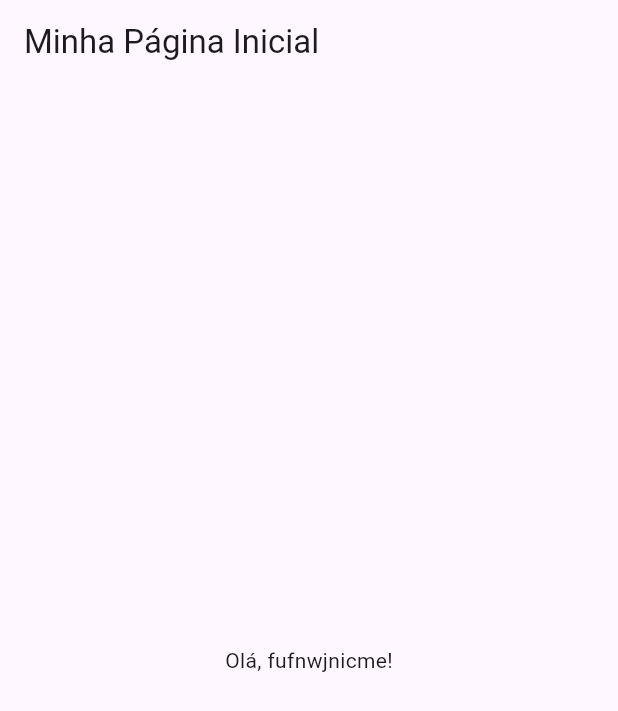
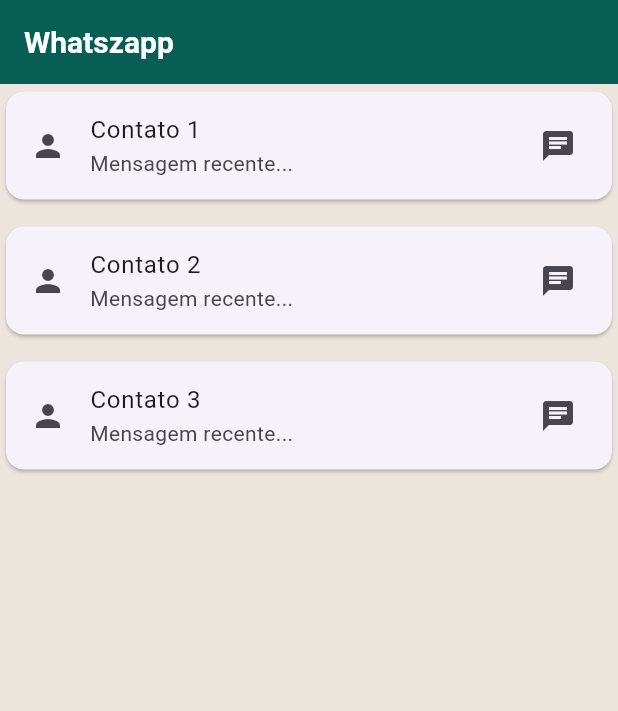
Before and after one commit to gustavodovale/Clone_whatszap, a Flutter app: the screen it shows after launch, on a phone screen of 412 x 824 dp. Shown: the top 711 px of the screen. Run offline on Flutter 3.47's test engine with Material 3 defaults, Android fonts, the phone set to English and light mode, and no system bars.

Commit message:
four commit

```diff
--- a/lib/main.dart
+++ b/lib/main.dart
@@ -11,10 +11,24 @@ class MyApp extends StatelessWidget {
   @override
   Widget build(BuildContext context) {
     return MaterialApp(
-      title: 'Flutter Demo',
-      theme: ThemeData( primarySwatch: Colors.blue,),
+      title: 'Whatszapp',
+      theme: ThemeData(
+        primaryColor: const Color(0xFF075E54),
+        scaffoldBackgroundColor: const Color(0xFFECE5DD), // fundo da tela
+        appBarTheme: const AppBarTheme(
+          backgroundColor: Color(0xFF075E54),
+          titleTextStyle: TextStyle(
+            color: Colors.white,
+            fontSize: 20,
+            fontWeight: FontWeight.bold,
+          ),
+          iconTheme: IconThemeData(color: Colors.white),
+        ),
+      ),
       home: const Home(),
-      );}}
+    );
+  }
+}
 
 class Home extends StatelessWidget {
   const Home ({super.key});
@@ -23,10 +37,38 @@ class Home extends StatelessWidget {
   Widget build(BuildContext context) {
     return Scaffold(
       appBar: AppBar(
-        title: const Text('Minha Página Inicial'),
+        title: const Text('Whatszapp'),
       ),
-      body: const Center(
-        child: Text('Olá, fufnwjnicme!'),
+      body: ListView(
+        padding:  const EdgeInsets.only(top: 1),
+        children: const [
+          Card(
+            child: ListTile(
+              leading: Icon(Icons.person),
+              title: Text('Contato 1'),
+              subtitle: Text('Mensagem recente...'),
+              trailing: Icon(Icons.chat),
+            ),
+          ),
+          SizedBox(height: 10),
+          Card(
+            child: ListTile(
+              leading: Icon(Icons.person),
+              title: Text('Contato 2'),
+              subtitle: Text('Mensagem recente...'),
+              trailing: Icon(Icons.chat),
+            ),
+          ),
+          SizedBox(height: 10),
+          Card(
+            child: ListTile(
+              leading: Icon(Icons.person),
+              title: Text('Contato 3'),
+              subtitle: Text('Mensagem recente...'),
+              trailing: Icon(Icons.chat),
+            ),
+          ),
+        ],
       ),
     );
 }
```
